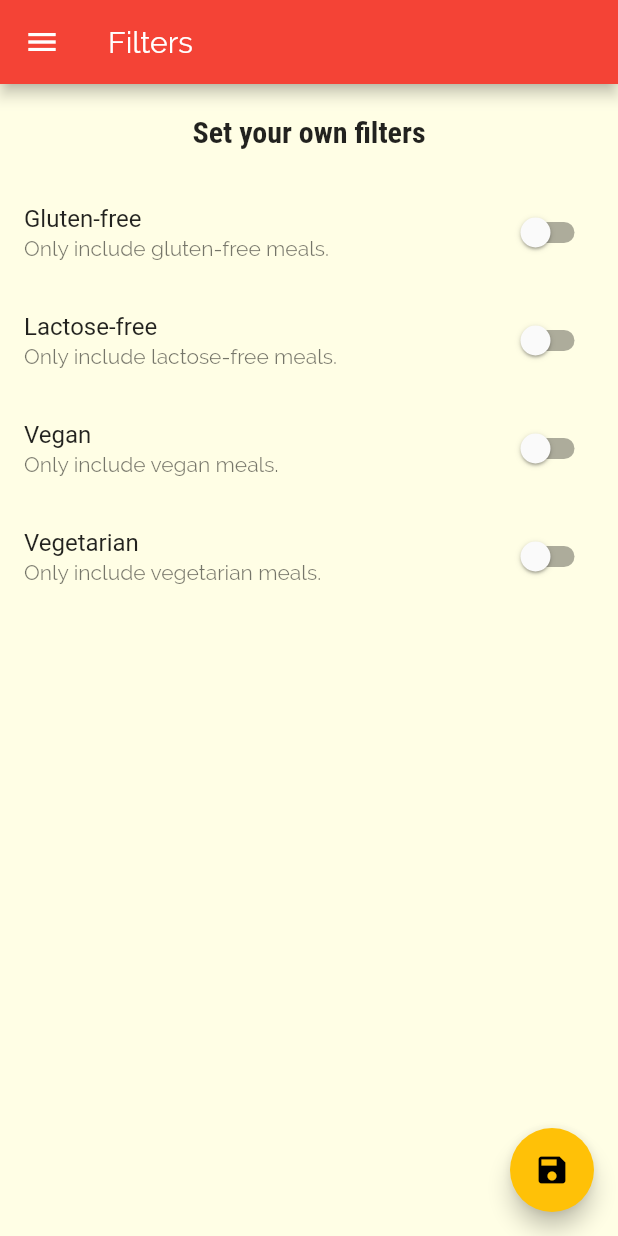
After one commit to MatheusTeixeira587/flutter, a Flutter app: the FiltersScreen screen opened by its route, in the side drawer, after a tap on the "save" icon, on a phone screen of 412 x 824 dp. The commit adds this screen. Run offline on Flutter 3.47's test engine with Material 2 defaults, Android fonts, the phone set to English and light mode, and no system bars; our stand-ins replace camera.

Commit message:
navigation done

```diff
--- a/meals/lib/main.dart
+++ b/meals/lib/main.dart
@@ -1,14 +1,58 @@
 import 'package:flutter/material.dart';
+import 'package:meals/mocks/dart/dummy-data.dart';
 import 'package:meals/screens/categories.dart';
 import 'package:meals/screens/category_meals.dart';
+import 'package:meals/screens/filters.dart';
 import 'package:meals/screens/meal_detail.dart';
 import 'package:meals/screens/tabs.dart';
 
 import 'constants/constants.dart';
+import 'models/meal.dart';
 
 void main() => runApp(MyApp());
 
-class MyApp extends StatelessWidget {
+class MyApp extends StatefulWidget {
+  @override
+  _MyAppState createState() => _MyAppState();
+}
+
+class _MyAppState extends State<MyApp> {
+  var _filters = {
+    "gluten": false,
+    "vegan": false,
+    "vegetarian": false,
+    "lactose": false,
+  };
+
+  var _meals = DUMMY_MEALS;
+  List<Meal> _favorites = [];
+
+  void _toogleFavorite(String mealId) {
+    final find = (Meal meal) => meal.id == mealId;
+    final favorited = _favorites.indexWhere(find);
+
+    setState(() {
+      favorited >= 0
+          ? _favorites.removeWhere(find)
+          : _favorites.add(DUMMY_MEALS.firstWhere(find));
+    });
+  }
+
+  bool _isMealFavorite(String mealId) =>
+      _favorites.any((meal) => meal.id == mealId);
+
+  void _setFilters(Map<String, bool> filter) => setState(() {
+        _filters = filter;
+        _meals = DUMMY_MEALS.where((meal) {
+          if (_filters["gluten"] && !meal.isGlutenFree) return false;
+          if (_filters["vegan"] && !meal.isVegan) return false;
+          if (_filters["vegetarian"] && !meal.isVegetarian) return false;
+          if (_filters["lactose"] && !meal.isLactoseFree) return false;
+
+          return true;
+        }).toList();
+      });
+
   @override
   Widget build(BuildContext context) {
     return MaterialApp(
@@ -28,9 +72,11 @@ class MyApp extends StatelessWidget {
                   fontWeight: FontWeight.bold))),
       initialRoute: CategoriesScreen.routeName,
       routes: {
-        TabsScreen.routeName: (ctx) => TabsScreen(),
-        CategoryMealsScreen.routeName: (ctx) => CategoryMealsScreen(),
-        MealDetailScreen.routeName: (ctx) => MealDetailScreen()
+        TabsScreen.routeName: (ctx) => TabsScreen(favorites: _favorites),
+        CategoryMealsScreen.routeName: (ctx) => CategoryMealsScreen(_meals),
+        MealDetailScreen.routeName: (ctx) => MealDetailScreen(
+            toogleFavorite: _toogleFavorite, isFavorite: _isMealFavorite),
+        FiltersScreen.routeName: (ctx) => FiltersScreen(_filters, _setFilters)
       },
       onUnknownRoute: (setting) =>
           MaterialPageRoute(builder: (ctx) => TabsScreen()),
--- /dev/null
+++ b/meals/lib/screens/filters.dart
@@ -0,0 +1,98 @@
+import 'package:flutter/material.dart';
+import 'package:meals/widgets/main_drawer.dart';
+
+class FiltersScreen extends StatefulWidget {
+  static const routeName = "/filters";
+
+  final Map<String, bool> filters;
+  final void Function(Map<String, bool>) setFilters;
+
+  FiltersScreen(this.filters, this.setFilters);
+
+  @override
+  _FiltersScreenState createState() => _FiltersScreenState();
+}
+
+class _FiltersScreenState extends State<FiltersScreen> {
+  var _glutenFreeMeals = false;
+  var _vegetarianMeals = false;
+  var _veganMeals = false;
+  var _lactoseFreeMeals = false;
+
+  SwitchListTile _buildSwitchTile(
+      String title, String subtitle, value, void Function(bool) onChange) {
+    return SwitchListTile(
+      title: Text(title),
+      value: value,
+      subtitle: Text(subtitle),
+      onChanged: onChange,
+    );
+  }
+
+  @override
+  void initState() {
+    super.initState();
+    _glutenFreeMeals = widget.filters["gluten"];
+    _lactoseFreeMeals = widget.filters["lactose"];
+    _vegetarianMeals = widget.filters["vegetarian"];
+    _veganMeals = widget.filters["vegan"];
+  }
+
+  @override
+  Widget build(BuildContext context) {
+    final _theme = Theme.of(context);
+
+    return Scaffold(
+      appBar: AppBar(
+        title: Text("Filters"),
+      ),
+      drawer: MainDrawer(),
+      body: Column(
+        children: <Widget>[
+          Container(
+            padding: const EdgeInsets.all(20),
+            child: Text(
+              "Set your own filters",
+              style: _theme.textTheme.title,
+            ),
+          ),
+          Expanded(
+            child: ListView(
+              children: <Widget>[
+                _buildSwitchTile(
+                    "Gluten-free",
+                    "Only include gluten-free meals.",
+                    _glutenFreeMeals,
+                    (newValue) => setState(() => _glutenFreeMeals = newValue)),
+                _buildSwitchTile(
+                    "Lactose-free",
+                    "Only include lactose-free meals.",
+                    _lactoseFreeMeals,
+                    (newValue) => setState(() => _lactoseFreeMeals = newValue)),
+                _buildSwitchTile(
+                    "Vegan",
+                    "Only include vegan meals.",
+                    _veganMeals,
+                    (newValue) => setState(() => _veganMeals = newValue)),
+                _buildSwitchTile(
+                    "Vegetarian",
+                    "Only include vegetarian meals.",
+                    _vegetarianMeals,
+                    (newValue) => setState(() => _vegetarianMeals = newValue))
+              ],
+            ),
+          )
+        ],
+      ),
+      floatingActionButton: FloatingActionButton(
+        child: const Icon(Icons.save),
+        onPressed: () => widget.setFilters({
+          "gluten": _glutenFreeMeals,
+          "vegan": _veganMeals,
+          "vegetarian": _vegetarianMeals,
+          "lactose": _lactoseFreeMeals,
+        }),
+      ),
+    );
+  }
+}
--- a/meals/lib/widgets/main_drawer.dart
+++ b/meals/lib/widgets/main_drawer.dart
@@ -1,4 +1,6 @@
 import 'package:flutter/material.dart';
+import 'package:meals/screens/filters.dart';
+import 'package:meals/screens/tabs.dart';
 
 class MainDrawer extends StatelessWidget {
   _buildListTile(String title, IconData icon, Function onTap) => ListTile(
@@ -25,7 +27,7 @@ class MainDrawer extends StatelessWidget {
           Container(
             height: 120,
             width: double.infinity,
-            padding: EdgeInsets.all(20),
+            padding: const EdgeInsets.all(20),
             alignment: Alignment.centerLeft,
             color: _theme.accentColor,
             child: Center(
@@ -38,11 +40,19 @@ class MainDrawer extends StatelessWidget {
               ),
             ),
           ),
-          SizedBox(
+          const SizedBox(
             height: 20,
           ),
-          _buildListTile("Meals", Icons.restaurant, () => null),
-          _buildListTile("Settings", Icons.settings, () => null),
+          _buildListTile(
+              "Meals",
+              Icons.restaurant,
+              () => Navigator.of(context)
+                  .pushReplacementNamed(TabsScreen.routeName)),
+          _buildListTile(
+              "Settings",
+              Icons.settings,
+              () => Navigator.of(context)
+                  .pushReplacementNamed(FiltersScreen.routeName)),
         ],
       ),
     );
--- a/meals/lib/widgets/meal_item.dart
+++ b/meals/lib/widgets/meal_item.dart
@@ -56,7 +56,7 @@ class MealItem extends StatelessWidget {
       child: Card(
         shape: RoundedRectangleBorder(borderRadius: BorderRadius.circular(15)),
         elevation: 4,
-        margin: const EdgeInsets.all(4),
+        margin: const EdgeInsets.symmetric(vertical: 5, horizontal: 15),
         child: Column(
           children: <Widget>[
             Stack(
--- a/meals/pubspec.yaml
+++ b/meals/pubspec.yaml
@@ -14,7 +14,7 @@ description: A new Flutter project.
 version: 1.0.0+1
 
 environment:
-  sdk: ">=2.1.0 <3.0.0"
+  sdk: ">=2.2.2 <3.0.0"
 
 dependencies:
   flutter:
```
Also changed, not shown: meals/lib/screens/category_meals.dart (+35 -11 lines), meals/lib/screens/favorites.dart (+23 -3 lines), meals/lib/screens/meal_detail.dart (+36 -32 lines), meals/lib/screens/tabs.dart (+19 -4 lines).
